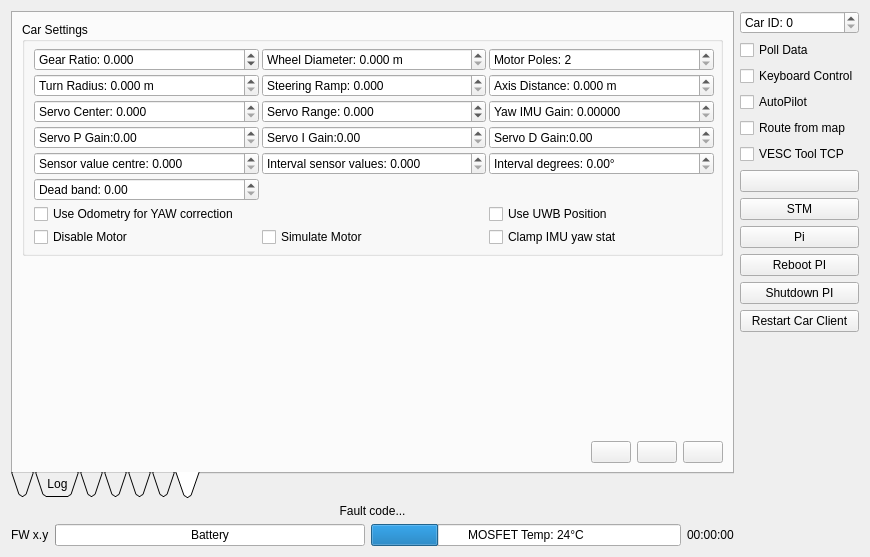
Qt form Linux/RControlStation/carinterface.ui (GunnarLarssonSLU/rise_sdvp) before a commit.
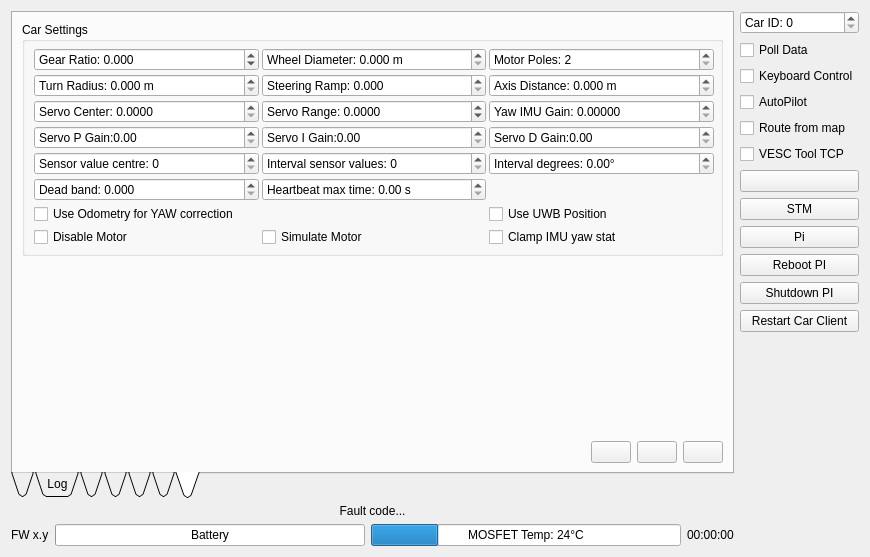
The same form after that commit. Icons and pictures are not drawn. Custom widgets are drawn as their Qt base class.

```diff
--- a/Linux/RControlStation/carinterface.ui
+++ b/Linux/RControlStation/carinterface.ui
@@ -762,7 +762,7 @@
                <string/>
               </property>
               <property name="decimals">
-               <number>3</number>
+               <number>0</number>
               </property>
               <property name="minimum">
                <double>0.000000000000000</double>
@@ -814,7 +814,7 @@
                <string>Servo Range: </string>
               </property>
               <property name="decimals">
-               <number>3</number>
+               <number>4</number>
               </property>
               <property name="minimum">
                <double>-1.000000000000000</double>
@@ -890,7 +890,7 @@
                <string>Servo Center: </string>
               </property>
               <property name="decimals">
-               <number>3</number>
+               <number>4</number>
               </property>
               <property name="maximum">
                <double>1.000000000000000</double>
@@ -923,13 +923,13 @@
                <string/>
               </property>
               <property name="decimals">
-               <number>3</number>
+               <number>0</number>
               </property>
               <property name="minimum">
                <double>0.000000000000000</double>
               </property>
               <property name="maximum">
-               <double>1021.000000000000000</double>
+               <double>1024.000000000000000</double>
               </property>
              </widget>
             </item>
@@ -937,6 +937,19 @@
              <widget class="QDoubleSpinBox" name="confDeadBandBox">
               <property name="prefix">
                <string>Dead band: </string>
+              </property>
+              <property name="decimals">
+               <number>3</number>
+              </property>
+             </widget>
+            </item>
+            <item row="5" column="1">
+             <widget class="QDoubleSpinBox" name="confTimeLimitBox">
+              <property name="prefix">
+               <string>Heartbeat max time: </string>
+              </property>
+              <property name="suffix">
+               <string> s</string>
               </property>
              </widget>
             </item>
```
